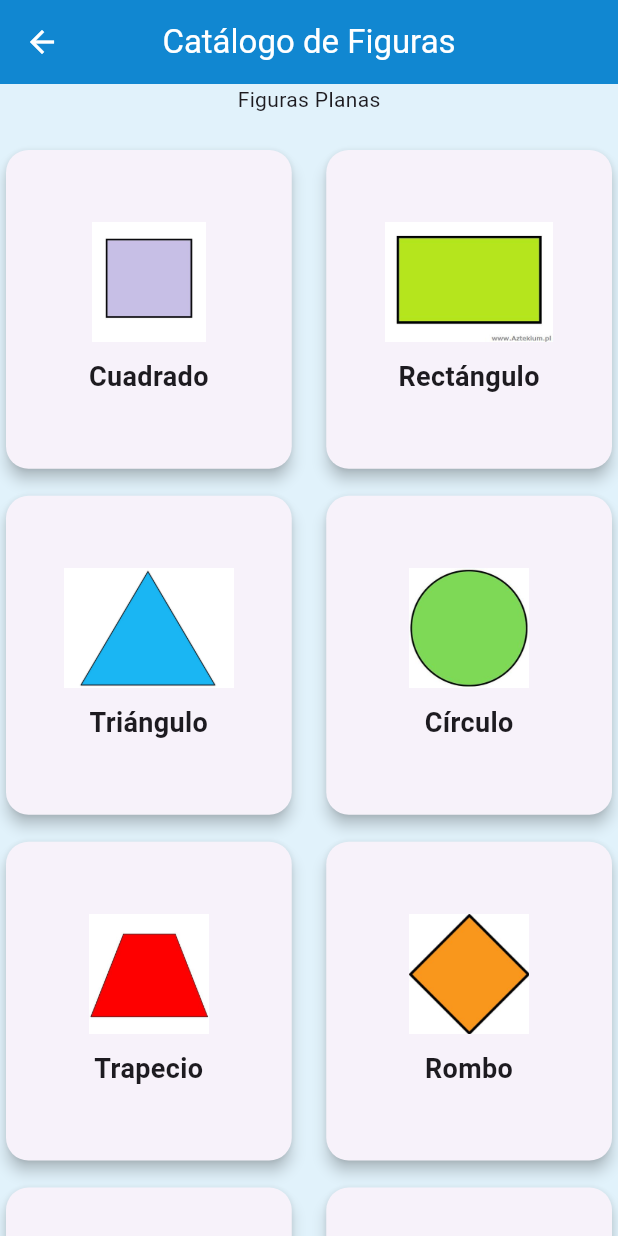
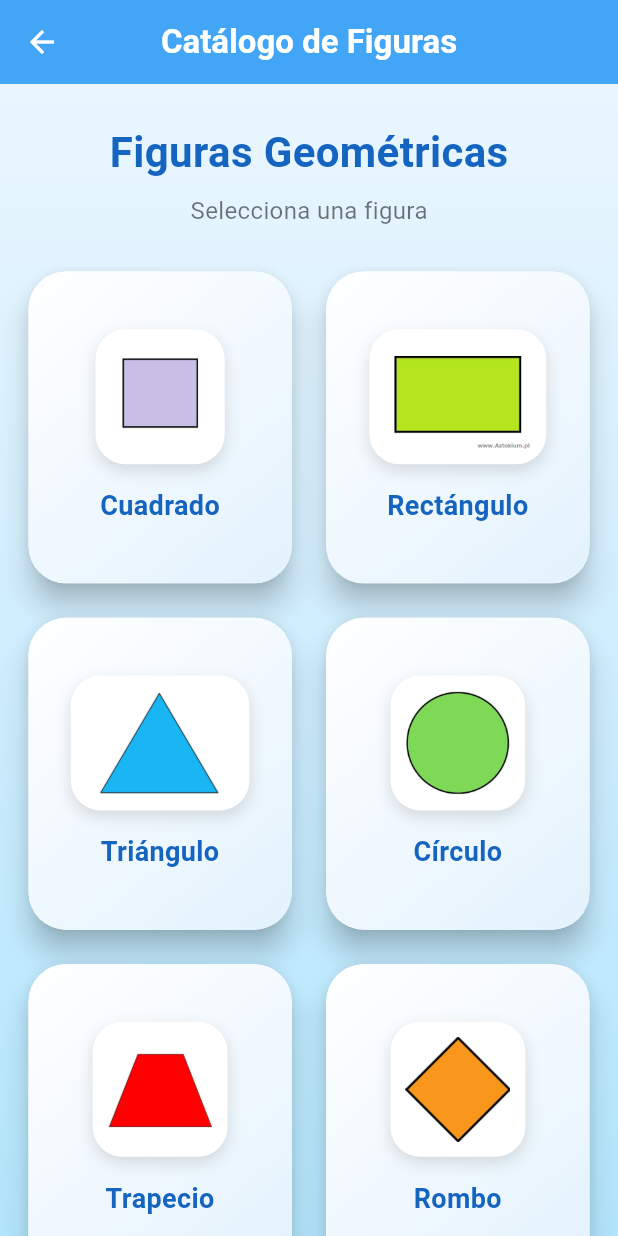
Before and after one commit to justmariaam/GeoCalc, a Flutter app: the screen it shows after launch, after a tap on "INICIAR", on a phone screen of 412 x 824 dp. Run offline on Flutter 3.47's test engine with Material 3 defaults, Android fonts, the phone set to English and light mode, and no system bars.

Commit message:
Mejora de interfaz

```diff
--- a/lib/main.dart
+++ b/lib/main.dart
@@ -10,41 +10,98 @@ class MyApp extends StatelessWidget {
 
   @override
   Widget build(BuildContext context) {
-
     return MaterialApp(
-
       debugShowCheckedModeBanner: false,
 
       theme: ThemeData(
+        useMaterial3: true,
 
-        scaffoldBackgroundColor:
-            const Color.fromARGB(255, 225, 242, 251),
+        // Fondo general
+        scaffoldBackgroundColor: const Color(0xFFEAF6FF),
+
+        // AppBar
         appBarTheme: const AppBarTheme(
-
-          backgroundColor:
-              Color.fromARGB(255, 8, 141, 213),
-
+          backgroundColor: Color(0xFF42A5F5),
           foregroundColor: Colors.white,
-
           centerTitle: true,
-
-          elevation: 4,
+          elevation: 0,
         ),
 
-        // ===== BOTONES =====
-
+        // Botones
         elevatedButtonTheme: ElevatedButtonThemeData(
-
           style: ElevatedButton.styleFrom(
-
-            backgroundColor:
-                const Color.fromARGB(255, 25, 120, 172),
-
+            backgroundColor: const Color(0xFF42A5F5),
             foregroundColor: Colors.white,
+            elevation: 8,
 
             shape: RoundedRectangleBorder(
-              borderRadius: BorderRadius.circular(12),
+              borderRadius: BorderRadius.circular(30),
             ),
+
+            padding: const EdgeInsets.symmetric(
+              horizontal: 25,
+              vertical: 15,
+            ),
+          ),
+        ),
+
+        // TextFields
+        inputDecorationTheme: InputDecorationTheme(
+          filled: true,
+          fillColor: Colors.white,
+
+          contentPadding: const EdgeInsets.symmetric(
+            horizontal: 20,
+            vertical: 15,
+          ),
+
+          border: OutlineInputBorder(
+            borderRadius: BorderRadius.circular(18),
+            borderSide: BorderSide.none,
+          ),
+
+          enabledBorder: OutlineInputBorder(
+            borderRadius: BorderRadius.circular(18),
+            borderSide: BorderSide(
+              color: Colors.blue.shade100,
+            ),
+          ),
+
+          focusedBorder: OutlineInputBorder(
+            borderRadius: BorderRadius.circular(18),
+            borderSide: const BorderSide(
+              color: Color(0xFF42A5F5),
+              width: 2,
+            ),
+          ),
+        ),
+
+        // Cards
+        cardTheme: CardThemeData(
+          color: Colors.white,
+          elevation: 8,
+
+          shape: RoundedRectangleBorder(
+            borderRadius: BorderRadius.circular(25),
+          ),
+        ),
+
+        // Checkboxes
+        checkboxTheme: CheckboxThemeData(
+          fillColor: WidgetStateProperty.all(
+            const Color(0xFF42A5F5),
+          ),
+        ),
+
+        // Tipografía
+        textTheme: const TextTheme(
+          titleLarge: TextStyle(
+            fontWeight: FontWeight.bold,
+            color: Color(0xFF1565C0),
+          ),
+
+          bodyMedium: TextStyle(
+            fontSize: 16,
           ),
         ),
       ),
--- a/lib/pantallas/Inicio.dart
+++ b/lib/pantallas/Inicio.dart
@@ -7,43 +7,91 @@ class Inicio extends StatelessWidget {
   @override
   Widget build(BuildContext context) {
     return Scaffold(
-      appBar: AppBar(
-        title: Text("Calculadora Geométrica"),
+
+      body: Container(
+
+        decoration: const BoxDecoration(
+          gradient: LinearGradient(
+            colors: [
+              Color(0xFFEAF6FF),
+              Color(0xFFB3E5FC),
+            ],
+            begin: Alignment.topCenter,
+            end: Alignment.bottomCenter,
           ),
-      body: SafeArea(
+        ),
+
+        child: SafeArea(
           child: Center(
             child: Column(
               mainAxisAlignment: MainAxisAlignment.center,
+
               children: [
+
                 Image.asset(
                   'assets/images/logo.png',
                   width: 280,
-
                 ),
 
-              const SizedBox(height: 40),
+                const SizedBox(height: 50),
 
                 SizedBox(
-                width: 200,
-                height: 50,
+                  width: 230,
+                  height: 60,
+
                   child: ElevatedButton(
+
                     onPressed: () {
+
                       Navigator.push(
                         context,
                         MaterialPageRoute(
-                        builder: (context) => CatalogoFiguras()
+                          builder: (context) =>
+                              CatalogoFiguras(),
                         ),
                       );
+
                     },
-                  child: const Text(
-                    'INICIAR',
-                    style: TextStyle(fontSize: 18)
+
+                    style: ElevatedButton.styleFrom(
+
+                      backgroundColor:
+                          const Color(0xFF42A5F5),
+
+                      elevation: 10,
+
+                      shadowColor: Colors.blueAccent,
+
+                      shape: RoundedRectangleBorder(
+                        borderRadius:
+                            BorderRadius.circular(30),
                       ),
+                    ),
+
+                    child: const Row(
+                      mainAxisAlignment:
+                          MainAxisAlignment.center,
+
+                      children: [
+
+
+                        SizedBox(width: 10),
+
+                        Text(
+                          "INICIAR",
+                          style: TextStyle(
+                            fontSize: 20,
+                            fontWeight:
+                                FontWeight.bold,
                           ),
                         ),
                       ],
                     ),
-
+                  ),
+                )
+              ],
+            ),
+          ),
         ),
       ),
     );
--- a/lib/pantallas/catalogo_figuras.dart
+++ b/lib/pantallas/catalogo_figuras.dart
@@ -46,34 +46,75 @@ class CatalogoFiguras extends StatelessWidget {
   @override
   Widget build(BuildContext context) {
     return Scaffold(
+
       appBar: AppBar(
-        title: Text("Catálogo de Figuras"),
+        title: const Text("Catálogo de Figuras"),
       ),
-      body: SingleChildScrollView(
+
+      body: Container(
+
+        decoration: const BoxDecoration(
+          gradient: LinearGradient(
+            colors: [
+              Color(0xFFEAF6FF),
+              Color(0xFFB3E5FC),
+            ],
+            begin: Alignment.topCenter,
+            end: Alignment.bottomCenter,
+          ),
+        ),
+
+        child: SingleChildScrollView(
+          padding: const EdgeInsets.all(15),
+
           child: Column(
             children: [
-            const Text("Figuras Planas"),
 
+              const SizedBox(height: 10),
 
-            const SizedBox(height: 20),
+              const Text(
+                "Figuras Geométricas",
+                style: TextStyle(
+                  fontSize: 28,
+                  fontWeight: FontWeight.bold,
+                  color: Color(0xFF1565C0),
+                ),
+              ),
+
+              const SizedBox(height: 8),
+
+              const Text(
+                "Selecciona una figura",
+                style: TextStyle(
+                  fontSize: 16,
+                  color: Colors.black54,
+                ),
+              ),
+
+              const SizedBox(height: 25),
+
               GridView.builder(
                 shrinkWrap: true,
                 physics: const NeverScrollableScrollPhysics(),
 
                 itemCount: figurasPlanas.length,
 
-              gridDelegate: const SliverGridDelegateWithFixedCrossAxisCount(
+                gridDelegate:
+                    const SliverGridDelegateWithFixedCrossAxisCount(
                   crossAxisCount: 2,
-                crossAxisSpacing: 15.0,
-                mainAxisSpacing: 10.0,
-                childAspectRatio: 0.9,
+                  crossAxisSpacing: 15,
+                  mainAxisSpacing: 15,
+                  childAspectRatio: 0.85,
                 ),
 
                 itemBuilder: (context, index) {
+
                   final figura = figurasPlanas[index];
 
                   return GestureDetector(
+
                     onTap: () {
+
                       Navigator.push(
                         context,
                         MaterialPageRoute(
@@ -83,41 +124,93 @@ class CatalogoFiguras extends StatelessWidget {
                           ),
                         ),
                       );
+
                     },
+
                     child: Card(
-                    elevation: 4.0,
+                      elevation: 8,
+
                       shape: RoundedRectangleBorder(
-                      borderRadius: BorderRadius.circular(15.0),
+                        borderRadius: BorderRadius.circular(25),
                       ),
+
+                      child: Container(
+
+                        decoration: BoxDecoration(
+                          borderRadius:
+                              BorderRadius.circular(25),
+
+                          gradient: const LinearGradient(
+                            colors: [
+                              Colors.white,
+                              Color(0xFFE3F2FD),
+                            ],
+                            begin: Alignment.topLeft,
+                            end: Alignment.bottomRight,
+                          ),
+                        ),
+
                         child: Padding(
-                      padding: const EdgeInsets.all(10.0),
+                          padding: const EdgeInsets.all(12),
+
                           child: Column(
-                        mainAxisAlignment: MainAxisAlignment.center,
+                            mainAxisAlignment:
+                                MainAxisAlignment.center,
+
                             children: [
-                          Image.asset(
+
+                              Container(
+                                padding:
+                                    const EdgeInsets.all(10),
+
+                                decoration: BoxDecoration(
+                                  color: Colors.white,
+                                  borderRadius:
+                                      BorderRadius.circular(20),
+
+                                  boxShadow: const [
+                                    BoxShadow(
+                                      color: Colors.black12,
+                                      blurRadius: 8,
+                                      offset: Offset(0,4),
+                                    )
+                                  ],
+                                ),
+
+                                child: Image.asset(
                                   figura['imagen']!,
-                            height: 80,
+                                  height: 70,
                                 ),
-                          const SizedBox(height: 10),
+                              ),
+
+                              const SizedBox(height: 15),
+
                               Text(
                                 figura['nombre']!,
                                 textAlign: TextAlign.center,
+
                                 style: const TextStyle(
                                   fontSize: 18,
-                              fontWeight: FontWeight.bold,
+                                  fontWeight:
+                                      FontWeight.bold,
+                                  color:
+                                      Color(0xFF1565C0),
                                 ),
                               ),
                             ],
                           ),
                         ),
                       ),
+                    ),
                   );
                 },
               ),
+
+              const SizedBox(height: 20),
             ],
+          ),
         ),
       ),
     );
   }
-
 }
```
Also changed, not shown: assets/images/logo.png. Lines whose indentation alone changed are shown as unchanged.
